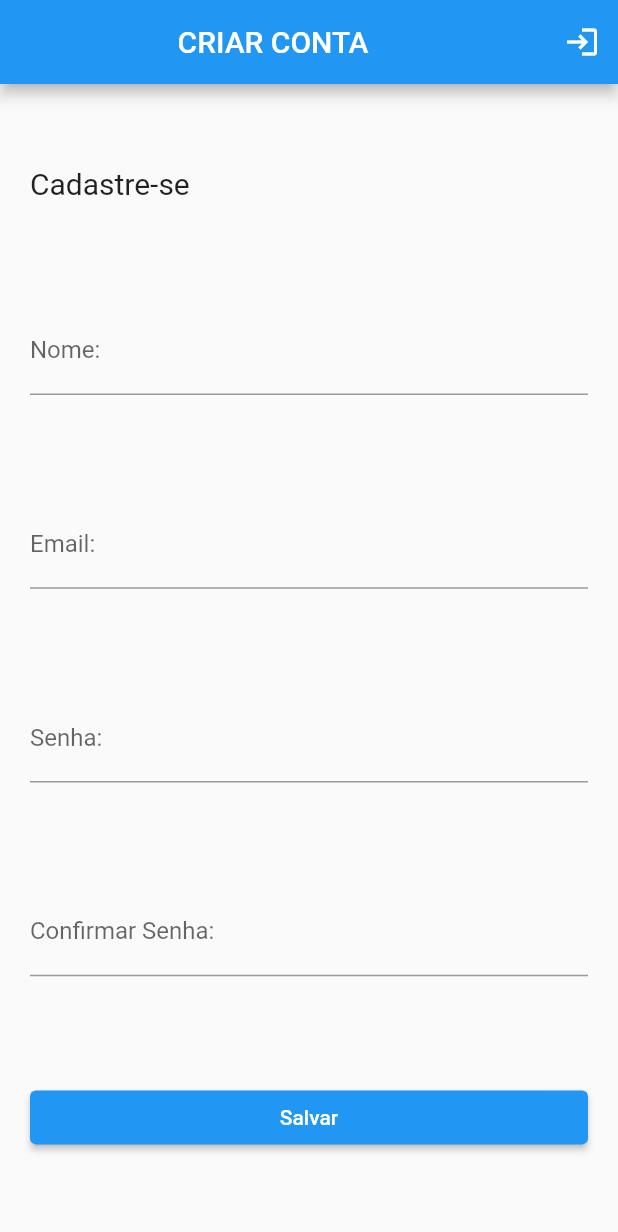
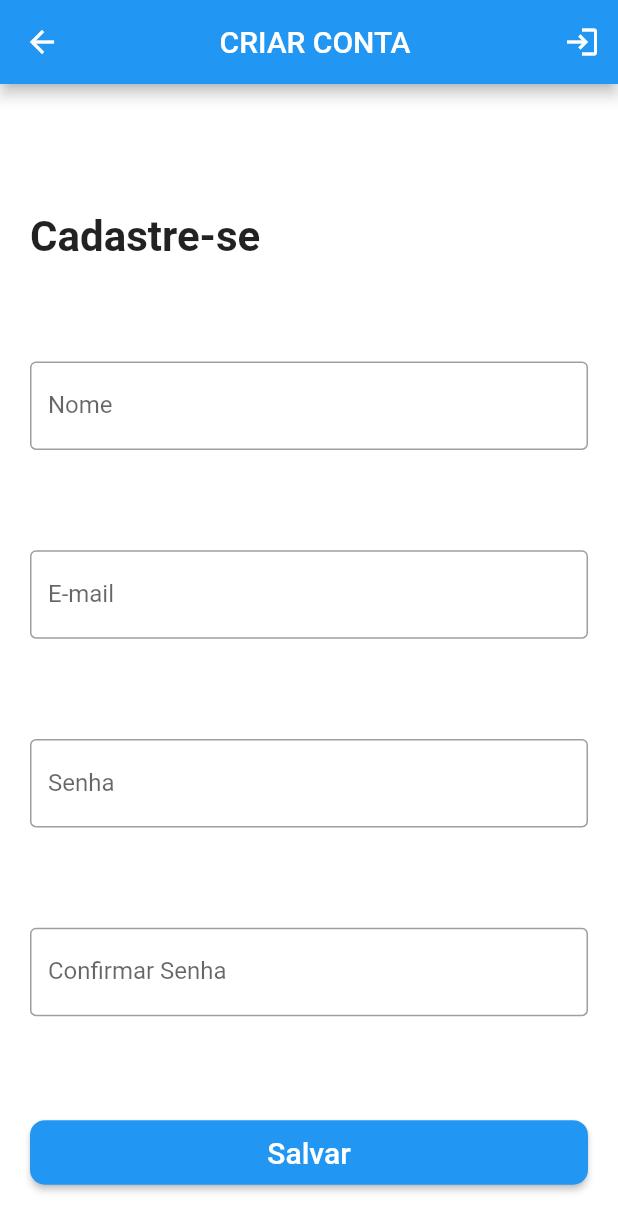
Before and after one commit to barkleyaires/PRONTO_SERVICE, a Flutter app: the screen it shows after launch, after a tap on "Criar Conta", on a phone screen of 412 x 824 dp. Shown: the top 1232 px of the screen. Run offline on Flutter 3.47's test engine with Material 2 defaults, Android fonts, the phone set to English and light mode, and no system bars; our stand-ins replace flutter_multi_formatter; missing offline and left inert: validatorless.

Commit message:
Página de login mais bonita e método de esqueceu senha

```diff
--- a/lib/pages/criarConta.dart
+++ b/lib/pages/criarConta.dart
@@ -16,8 +16,7 @@ class CriarConta extends StatelessWidget {
     final _senhaController = TextEditingController();
     final _confirmSenhaController = TextEditingController();
 
-    return MaterialApp(
-      home: Scaffold(
+    return Scaffold(
       appBar: AppBar(
         title: Center(child: Text('CRIAR CONTA')),
         actions: [
@@ -35,54 +34,60 @@ class CriarConta extends StatelessWidget {
           key: _formKey,
           child: Column(
             mainAxisAlignment: MainAxisAlignment.spaceAround,
-              // Serve para esticar e ocupar a tela inteira
             crossAxisAlignment: CrossAxisAlignment.stretch,
             children: [
+              SizedBox(height: 30),
               Text(
                 'Cadastre-se',
-                  style: TextStyle(fontSize: 20),
+                style: TextStyle(fontSize: 28, fontWeight: FontWeight.bold),
               ),
+              SizedBox(height: 20),
               TextFormField(
                 controller: _nomeController,
                 decoration: InputDecoration(
-                    labelText: 'Nome: ',
+                  labelText: 'Nome',
+                  border: OutlineInputBorder(),
                 ),
-                  //quando qualquer coisa for alterado ou sofrer alteração
                 validator: Validatorless.multiple([
                   Validatorless.required('Insira seu nome'),
                   Validatorless.min(2, 'Mínimo de 2 caracteres')
                 ]),
               ),
+              SizedBox(height: 20),
               TextFormField(
                 controller: _emailController,
                 keyboardType: TextInputType.emailAddress,
                 decoration: InputDecoration(
-                    labelText: 'Email: ',
+                  labelText: 'E-mail',
+                  border: OutlineInputBorder(),
                 ),
-                  //quando qualquer coisa for alterado ou sofrer alteração
                 validator: Validatorless.multiple([
                   Validatorless.required('Insira o e-mail'),
                   Validatorless.email('Informe um e-mail válido')
                 ]),
               ),
+              SizedBox(height: 20),
               TextFormField(
                 controller: _senhaController,
                 keyboardType: TextInputType.visiblePassword,
                 obscureText: true,
                 decoration: InputDecoration(
-                    labelText: 'Senha: ',
+                  labelText: 'Senha',
+                  border: OutlineInputBorder(),
                 ),
                 validator: Validatorless.multiple([
                   Validatorless.required('Insira a senha'),
                   Validatorless.min(6, 'Mínimo 6 caracteres'),
                 ]),
               ),
+              SizedBox(height: 20),
               TextFormField(
                 controller: _confirmSenhaController,
                 keyboardType: TextInputType.visiblePassword,
                 obscureText: true,
                 decoration: InputDecoration(
-                    labelText: 'Confirmar Senha: ',
+                  labelText: 'Confirmar Senha',
+                  border: OutlineInputBorder(),
                 ),
                 validator: Validatorless.multiple([
                   Validatorless.required('Confirme a senha'),
@@ -90,6 +95,7 @@ class CriarConta extends StatelessWidget {
                       _senhaController, 'As senhas precisam ser iguais')
                 ]),
               ),
+              SizedBox(height: 20),
               ElevatedButton(
                 onPressed: () {
                   var formValid = _formKey.currentState?.validate() ?? false;
@@ -97,14 +103,23 @@ class CriarConta extends StatelessWidget {
                     Navigator.of(context).pushNamed(AppRoutes.HOME_PAGE);
                   }
                 },
-                  child: Text('Salvar'),
+                child: Padding(
+                  padding: const EdgeInsets.symmetric(vertical: 10),
+                  child: Text('Salvar', style: TextStyle(fontSize: 20)),
+                ),
+                style: ElevatedButton.styleFrom(
+                  primary: Colors.blue,
+                  shape: RoundedRectangleBorder(
+                    borderRadius: BorderRadius.circular(10),
+                  ),
+                ),
               ),
             ],
           ),
         ),
       ),
-      ),
-      debugShowCheckedModeBanner: false,
+      backgroundColor: Colors.white,
+      resizeToAvoidBottomInset: false,
     );
   }
 }
--- a/lib/pages/login.dart
+++ b/lib/pages/login.dart
@@ -1,84 +1,167 @@
 import 'package:flutter/material.dart';
-import 'package:flutter/src/widgets/framework.dart';
-import 'package:flutter/src/widgets/placeholder.dart';
 import 'package:validatorless/validatorless.dart';
 
 import '../utils/app_routes.dart';
 
 class LoginPage extends StatefulWidget {
-  LoginPage({super.key});
+  LoginPage({Key? key}) : super(key: key);
 
   @override
-  State<LoginPage> createState() => _LoginPageState();
+  _LoginPageState createState() => _LoginPageState();
 }
 
 class _LoginPageState extends State<LoginPage> {
-  //usar global key para preservar o estado de uma arvore/grupo de widgets com o mesmo tipo,
-  //evitando que o estado esteja desatualizado ao adicionar, remover ou reordenar widgets deste mesmo grupo.
+  //método de mensagem de confirmação
+  void _showSnackbar(BuildContext context, String message) {
+    final snackBar = SnackBar(
+      content: Text(message),
+      duration: Duration(seconds: 3),
+    );
+    ScaffoldMessenger.of(context).showSnackBar(snackBar);
+  }
+
+  //método para esqueceu a senha
+  void _mostrarPopupEsqueceuSenha(BuildContext context) {
+    TextEditingController _emailEsqueceuSenhaController =
+        TextEditingController();
+
+    showDialog(
+      context: context,
+      builder: (BuildContext context) {
+        return AlertDialog(
+          title: Text('Esqueceu a senha?'),
+          content: Column(
+            mainAxisSize: MainAxisSize.min,
+            children: [
+              TextFormField(
+                controller: _emailEsqueceuSenhaController,
+                keyboardType: TextInputType.emailAddress,
+                decoration: InputDecoration(
+                  labelText: 'Email',
+                  hintText: 'exemplo@dominio.com',
+                  filled: true,
+                  fillColor: Colors.white,
+                  border: OutlineInputBorder(
+                    borderRadius: BorderRadius.circular(10.0),
+                    borderSide: BorderSide.none,
+                  ),
+                ),
+                validator: Validatorless.multiple([
+                  Validatorless.required('Insira o e-mail'),
+                  Validatorless.email('Informe um e-mail válido')
+                ]),
+              ),
+            ],
+          ),
+          actions: [
+            TextButton(
+              onPressed: () {
+                Navigator.of(context).pop();
+              },
+              child: Text('Cancelar'),
+            ),
+            ElevatedButton(
+              onPressed: () {
+                // Implemente aqui o código para enviar o link de redefinição de senha
+                Navigator.of(context).pop();
+                _showSnackbar(context,
+                    'Um código foi enviado para seu e-mail!');
+              },
+              child: Text('Enviar'),
+            ),
+          ],
+        );
+      },
+    );
+  }
+
   final _formKey = GlobalKey<FormState>();
   final _emailController = TextEditingController();
   final _senhaController = TextEditingController();
+  bool _versenha = false;
 
   @override
   Widget build(BuildContext context) {
-    return MaterialApp(
-      home: Scaffold(
-        appBar: AppBar(
-          title: Center(child: Text('Página de Login')),
-        ),
-        body: Padding(
+    return Scaffold(
+      body: SafeArea(
+        child: Padding(
           padding: const EdgeInsets.all(20.0),
           child: Form(
             key: _formKey,
             child: Column(
-              mainAxisAlignment: MainAxisAlignment.spaceAround,
-              // Serve para esticar e ocupar a tela inteira
               crossAxisAlignment: CrossAxisAlignment.stretch,
               children: [
-                Center(
-                  child: Text(
-                    'Bem vindo ao PRONTO SERVICE',
-                    style: TextStyle(fontSize: 20),
-                  ),
+                const SizedBox(height: 80.0),
+                Text(
+                  'Bem vindo ao PRONTO SERVICE',
+                  style: TextStyle(fontSize: 20, fontWeight: FontWeight.bold),
+                  textAlign: TextAlign.center,
                 ),
-                Center(
-                  child: Text(
-                    'Insira seus dados para entrar',
-                    style: TextStyle(fontSize: 14),
-                  ),
+                const SizedBox(height: 10.0),
+                Text(
+                  'Insira seus dados para entrar',
+                  style: TextStyle(fontSize: 14),
+                  textAlign: TextAlign.center,
                 ),
+                const SizedBox(height: 40.0),
                 TextFormField(
                   controller: _emailController,
                   keyboardType: TextInputType.emailAddress,
                   decoration: InputDecoration(
-                    labelText: 'Email: ',
+                    labelText: 'Email',
+                    hintText: 'exemplo@dominio.com',
+                    filled: true,
+                    fillColor: Colors.white,
                     border: OutlineInputBorder(
-                      borderSide: BorderSide(
-                        color: Colors.white,
-                      ),
+                      borderRadius: BorderRadius.circular(10.0),
+                      borderSide: BorderSide.none,
                     ),
                   ),
-                  //quando qualquer coisa for alterado ou sofrer alteração
                   validator: Validatorless.multiple([
                     Validatorless.required('Insira o e-mail'),
                     Validatorless.email('Informe um e-mail válido')
                   ]),
                 ),
+                const SizedBox(height: 20.0),
                 TextFormField(
                   controller: _senhaController,
                   keyboardType: TextInputType.visiblePassword,
-                  obscureText: true,
+                  obscureText: !_versenha,
                   decoration: InputDecoration(
-                    labelText: 'Senha: ',
+                    labelText: 'Senha',
+                    hintText: 'Digite sua senha',
+                    filled: true,
+                    fillColor: Colors.white,
                     border: OutlineInputBorder(
-                      borderSide: BorderSide(
-                        color: Colors.white,
-                      ),
+                      borderRadius: BorderRadius.circular(10.0),
+                      borderSide: BorderSide.none,
+                    ),
+                    suffixIcon: IconButton(
+                      onPressed: () {
+                        setState(() {
+                          _versenha = !_versenha;
+                        });
+                      },
+                      icon: Icon(_versenha
+                          ? Icons.visibility_off_outlined
+                          : Icons.visibility),
                     ),
                   ),
                   validator: Validatorless.required('Insira a senha'),
                 ),
-                Text('Esqueceu a senha?'),
+                const SizedBox(height: 20.0),
+                Row(
+                  mainAxisAlignment: MainAxisAlignment.end,
+                  children: [
+                    TextButton(
+                      onPressed: () {
+                        _mostrarPopupEsqueceuSenha(context);
+                      },
+                      child: Text('Esqueceu a senha?'),
+                    ),
+                  ],
+                ),
+                const SizedBox(height: 15.0),
                 ElevatedButton(
                   onPressed: () {
                     var formValid = _formKey.currentState?.validate() ?? false;
@@ -88,6 +171,7 @@ class _LoginPageState extends State<LoginPage> {
                   },
                   child: Text('Entrar'),
                 ),
+                const SizedBox(height: 15.0),
                 ElevatedButton(
                   style: ElevatedButton.styleFrom(primary: Colors.greenAccent),
                   onPressed: () {
@@ -100,7 +184,6 @@ class _LoginPageState extends State<LoginPage> {
           ),
         ),
       ),
-      debugShowCheckedModeBanner: false,
     );
   }
 }
```
Also changed, not shown: lib/pages/home_page.dart (+10 -33 lines). Lines whose indentation alone changed are shown as unchanged.
